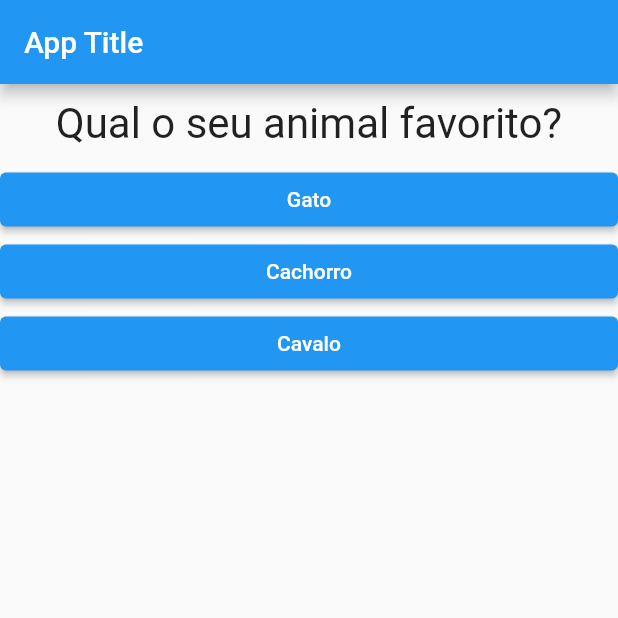
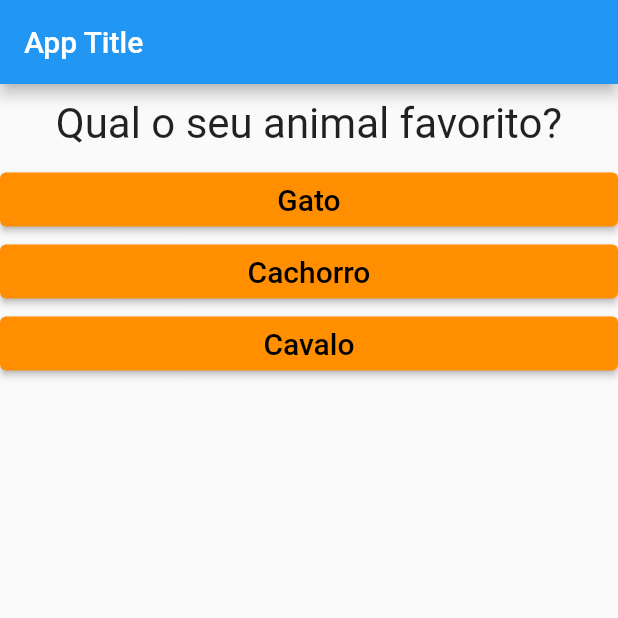
Before and after one commit to lauro-ss/Practices_Flutter, a Flutter app: the screen it shows after launch, after a tap on "Maçã", on a phone screen of 412 x 824 dp, the top half of it. Run offline on Flutter 3.47's test engine with Material 2 defaults, Android fonts, the phone set to English and light mode, and no system bars.

Commit message:
style on buttons and end screan widget

```diff
--- a/basic/lib/main.dart
+++ b/basic/lib/main.dart
@@ -19,16 +19,16 @@ class _AppState extends State<App> {
     ["Marte", "Saturno", "Vênus"]
   ];
 
+  void _reset() {
+    setState(() {
+      _aq = 0;
+    });
+  }
+
   void _nextQuest() {
-    if (_aq < _quests.length - 1) {
-      setState(() {
-        _aq++;
-      });
-    } else {
-      setState(() {
-        _aq = 0;
-      });
-    }
+    setState(() {
+      _aq++;
+    });
   }
 
   @override
@@ -36,10 +36,23 @@ class _AppState extends State<App> {
     return MaterialApp(
         home: Scaffold(
       appBar: AppBar(title: const Text("App Title")),
-      body: Column(children: [
-        Quest(_quests[_aq]),
-        ..._answers[_aq].map((v) => Response(v, _nextQuest)),
-      ]),
+      body: _aq <= _quests.length - 1
+          ? Column(children: [
+              Quest(_quests[_aq]),
+              ..._answers[_aq].map((v) => Response(v, _nextQuest)),
+            ])
+          : Column(
+              mainAxisAlignment: MainAxisAlignment.center,
+              children: [
+                const Text("Parabéns!",
+                    textAlign: TextAlign.center,
+                    style: TextStyle(fontSize: 28)),
+                SizedBox(
+                    width: double.maxFinite,
+                    child: ElevatedButton(
+                        onPressed: _reset, child: const Text("Refazer")))
+              ],
+            ),
     ));
   }
 }
--- a/basic/lib/response.dart
+++ b/basic/lib/response.dart
@@ -12,7 +12,9 @@ class Response extends StatelessWidget {
       width: double.maxFinite,
       child: ElevatedButton(
         onPressed: _response,
-        child: Text(_text),
+        style: ElevatedButton.styleFrom(
+            backgroundColor: Colors.amber[800], foregroundColor: Colors.black),
+        child: Text(_text, style: const TextStyle(fontSize: 20)),
       ),
     );
   }
```
